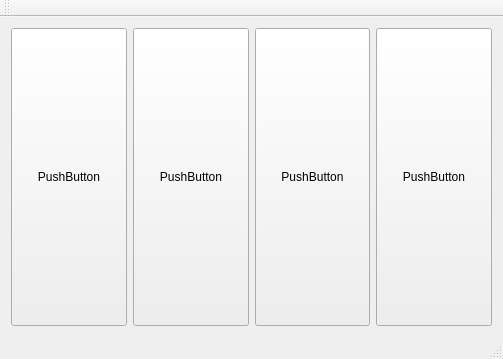
The window that LayoutsDemo/mainwindow.ui (toanalien/QT-QuickStart) describes before a commit, drawn with Qt 5.
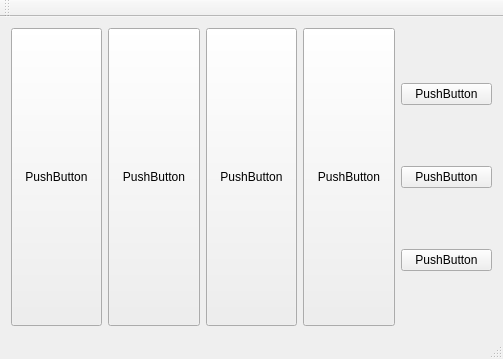
The same window after the commit.

Commit message: add vertical layout block

What changed in the file:
```diff
--- a/LayoutsDemo/mainwindow.ui
+++ b/LayoutsDemo/mainwindow.ui
@@ -67,6 +67,31 @@
       </property>
      </widget>
     </item>
+    <item>
+     <layout class="QVBoxLayout" name="verticalLayout">
+      <item>
+       <widget class="QPushButton" name="pushButton_6">
+        <property name="text">
+         <string>PushButton</string>
+        </property>
+       </widget>
+      </item>
+      <item>
+       <widget class="QPushButton" name="pushButton_7">
+        <property name="text">
+         <string>PushButton</string>
+        </property>
+       </widget>
+      </item>
+      <item>
+       <widget class="QPushButton" name="pushButton_5">
+        <property name="text">
+         <string>PushButton</string>
+        </property>
+       </widget>
+      </item>
+     </layout>
+    </item>
    </layout>
   </widget>
   <widget class="QMenuBar" name="menuBar">
```
